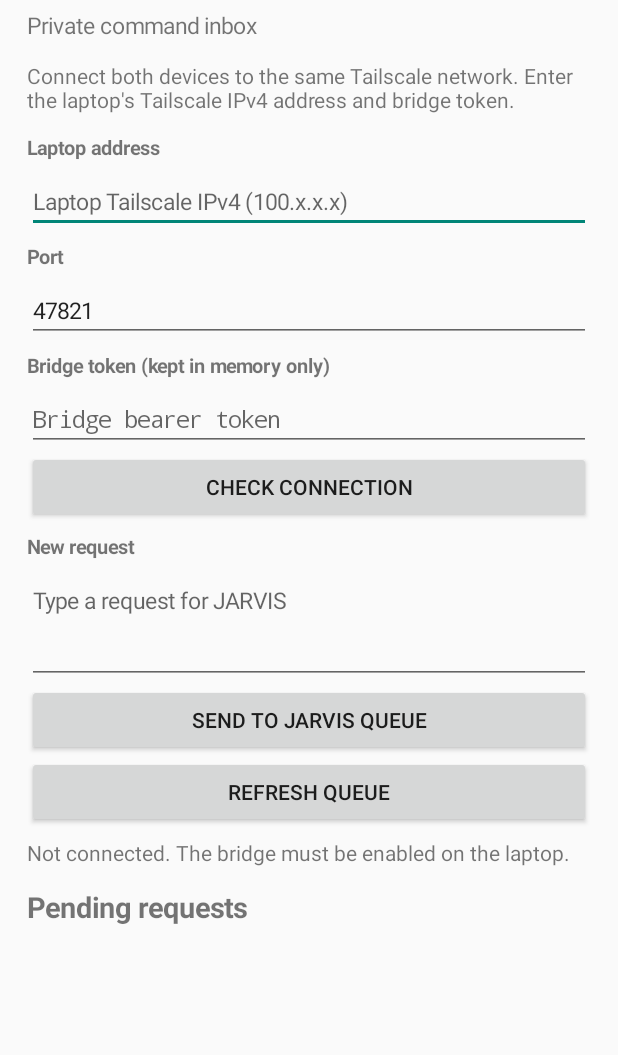
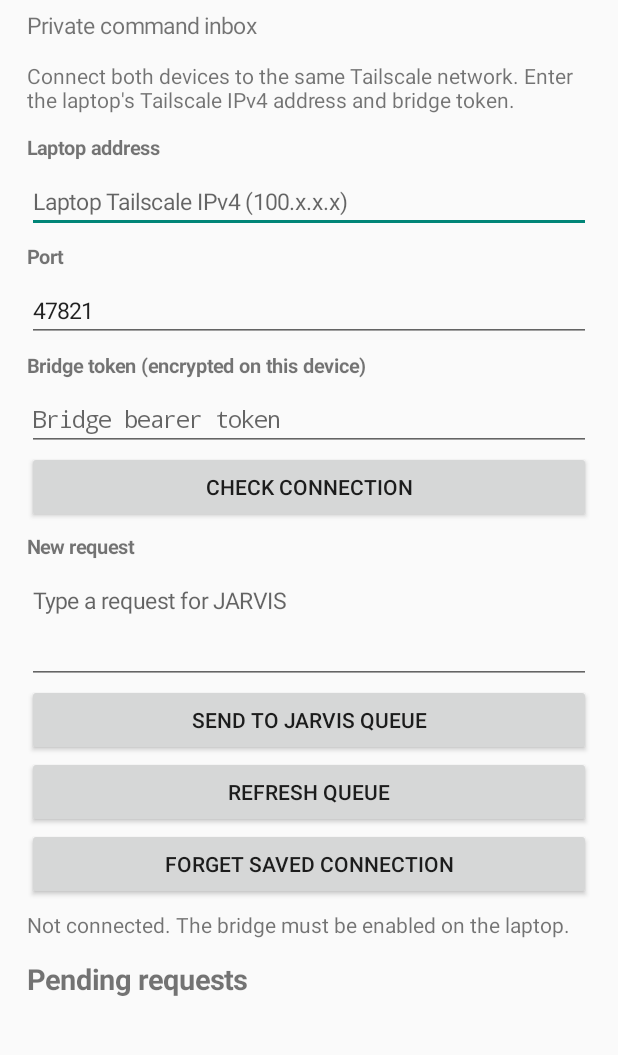
Before and after one commit to pranavpadidala-ai/JARVIS-COUNCIL, an Android app: the screen it shows after launch (MainActivity), on a phone screen of 412 x 824 dp, the part 98-1153 px from its top. Run offline under Robolectric (Android 15) with nearby library versions, the phone set to English and light mode, and no system bars; pictures from the network do not load.

Commit message:
Persist Android bridge pairing with encrypted credentials

```diff
--- a/android/JarvisPhone/app/src/main/java/ai/pranavpadidala/jarvisphone/MainActivity.kt
+++ b/android/JarvisPhone/app/src/main/java/ai/pranavpadidala/jarvisphone/MainActivity.kt
@@ -27,11 +27,14 @@ class MainActivity : Activity() {
     private lateinit var statusView: TextView
     private lateinit var queueContainer: LinearLayout
     private lateinit var executor: ExecutorService
+    private lateinit var configStore: BridgeConfigStore
 
     override fun onCreate(savedInstanceState: Bundle?) {
         super.onCreate(savedInstanceState)
         executor = Executors.newSingleThreadExecutor()
+        configStore = BridgeConfigStore(this)
         buildScreen()
+        restoreSavedConfig()
     }
 
     private fun buildScreen() {
@@ -62,7 +65,7 @@ class MainActivity : Activity() {
         content.addView(addressInput)
         content.addView(label("Port"))
         content.addView(portInput)
-        content.addView(label("Bridge token (kept in memory only)"))
+        content.addView(label("Bridge token (encrypted on this device)"))
         content.addView(tokenInput)
 
         val connectButton = Button(this).apply { text = "Check connection" }
@@ -78,6 +81,10 @@ class MainActivity : Activity() {
         val refreshButton = Button(this).apply { text = "Refresh queue" }
         refreshButton.setOnClickListener { refreshQueue() }
         content.addView(refreshButton)
+
+        val forgetButton = Button(this).apply { text = "Forget saved connection" }
+        forgetButton.setOnClickListener { forgetConnection() }
+        content.addView(forgetButton)
 
         statusView = text("Not connected. The bridge must be enabled on the laptop.", 14f, false)
         content.addView(statusView)
@@ -174,6 +181,7 @@ class MainActivity : Activity() {
         executor.execute {
             try {
                 val message = action(host, port, token)
+                configStore.save(BridgeConfigStore.Config(host, port, token))
                 showStatus(message)
             } catch (ex: Exception) {
                 showStatus("Connection failed: " + (ex.message ?: ex.javaClass.simpleName))
@@ -225,6 +233,27 @@ class MainActivity : Activity() {
         return numbers[0] == 100 && numbers[1] in 64..127
     }
 
+    private fun restoreSavedConfig() {
+        try {
+            val saved = configStore.load() ?: return
+            addressInput.setText(saved.host)
+            portInput.setText(saved.port.toString())
+            tokenInput.setText(saved.token)
+            statusView.text = "Saved encrypted connection restored. Check connection to verify the laptop is reachable."
+        } catch (ex: Exception) {
+            configStore.clear()
+            statusView.text = "Saved connection could not be decrypted and was cleared. Please pair again."
+        }
+    }
+
+    private fun forgetConnection() {
+        configStore.clear()
+        addressInput.setText("")
+        portInput.setText("47821")
+        tokenInput.setText("")
+        statusView.text = "Saved connection forgotten from this device."
+    }
+
     private fun showStatus(message: String) {
         runOnUiThread { statusView.text = message }
     }
```
